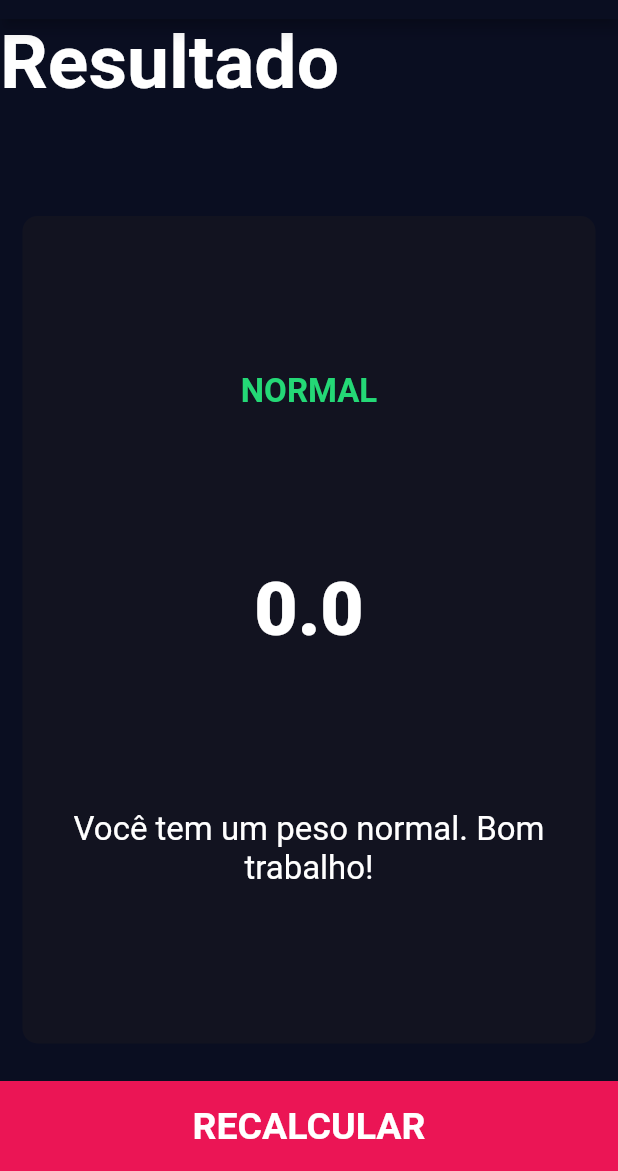
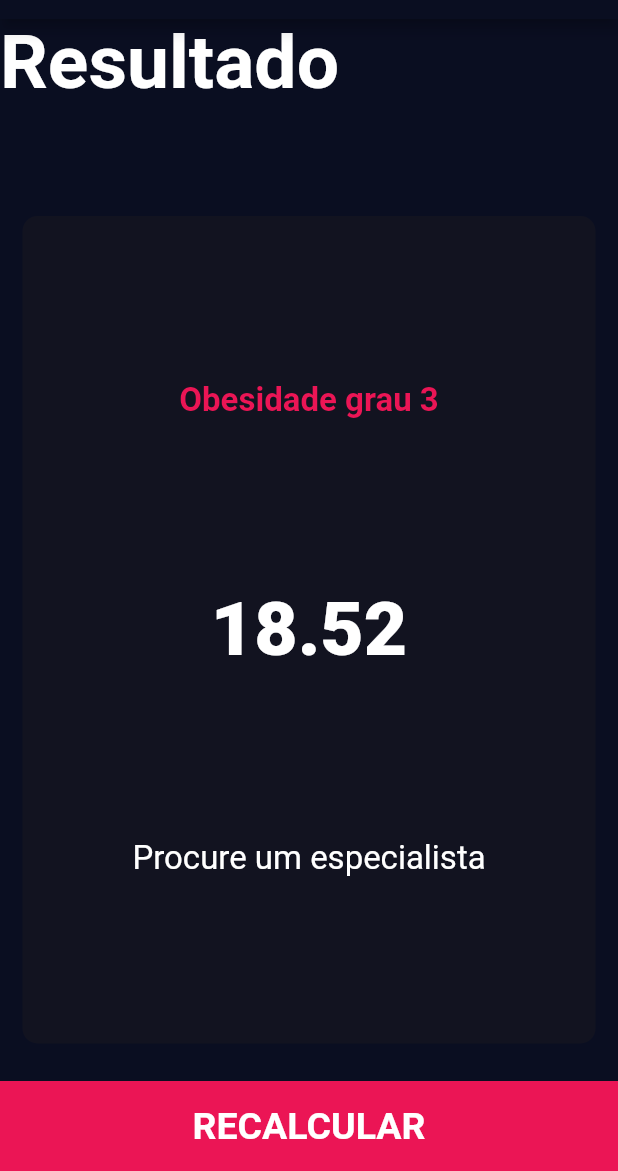
Before and after one commit to henriquemoles/calculadora_imc, a Flutter app: the screen it shows after launch, after a tap on "CALCULAR", on a phone screen of 412 x 824 dp, the part 65-1236 px from its top. Run offline on Flutter 3.47's test engine with Material 2 defaults, Android fonts, the phone set to English and light mode, and no system bars; our stand-ins replace font_awesome_flutter, get.

Commit message:
ajustes finais

```diff
--- a/lib/components/constantes.dart
+++ b/lib/components/constantes.dart
@@ -25,6 +25,11 @@ const resultTextStyle = TextStyle(
   fontSize: 22,
   fontWeight: FontWeight.bold,
 );
+const badresultTextStyle = TextStyle(
+  color: Color(0xFFEB1555),
+  fontSize: 22,
+  fontWeight: FontWeight.bold,
+);
 
 const imcTextStyle = TextStyle(
   fontSize: 100,
--- a/lib/controller/calculo_imc_controller.dart
+++ b/lib/controller/calculo_imc_controller.dart
@@ -10,11 +10,22 @@ class CalculoImcController extends GetxController {
   int idade = 19;
   double imc = 0;
   String tabelaImc = '';
+  String message = '';
 
   void calcularImc() {
     imc = peso / ((altura * altura) * 0.0001);
-
-    print(imc);
-    print(imc)
+    if (imc <= 18.5) {
+      message = 'Abaixo do Peso';
+    } else if (imc >= 18.6 && imc <= 24.9) {
+      message = 'Peso Normal';
+    } else if (imc >= 25 && imc <= 29.9) {
+      message = 'Sobrepeso';
+    } else if (imc >= 30 && imc <= 34.9) {
+      message = 'Obesidade grau 1';
+    } else if (imc >= 35 && imc <= 39.9) {
+      message = 'Obesidade grau 2';
+    } else {
+      message = 'Obesidade grau 3';
+    }
   }
 }
--- a/lib/views/resultado_page.dart
+++ b/lib/views/resultado_page.dart
@@ -36,16 +36,29 @@ class ResultadoPage extends StatelessWidget {
                 mainAxisAlignment: MainAxisAlignment.spaceEvenly,
                 crossAxisAlignment: CrossAxisAlignment.center,
                 children: [
-                  Text(
-                    'NORMAL',
+                  controller.message == 'Peso Normal'
+                      ? Text(
+                          controller.message,
                           style: resultTextStyle,
+                        )
+                      : Text(
+                          controller.message,
+                          style: badresultTextStyle,
                         ),
                   Text(
                     '${controller.imc.toPrecision(2)}',
                     style: numberTextStyle,
                   ),
-                  Text(
-                    'Você tem um peso normal. Bom trabalho!',
+                  controller.message == 'Peso Normal'
+                      ? const Text(
+                          'Tudo Normal',
+                          textAlign: TextAlign.center,
+                          style: TextStyle(
+                            fontSize: 22,
+                          ),
+                        )
+                      : const Text(
+                          'Procure um especialista',
                           textAlign: TextAlign.center,
                           style: TextStyle(
                             fontSize: 22,
```
Lines whose indentation alone changed are shown as unchanged.
